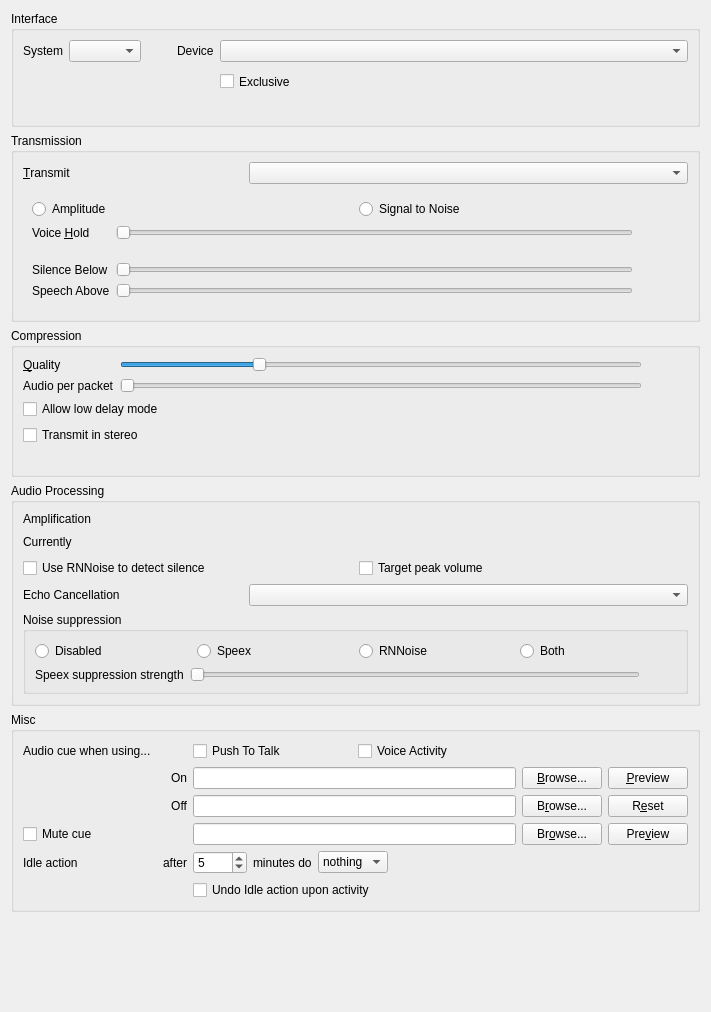
Qt form src/mumble/AudioInput.ui (d3adb5/mumble) before a commit.
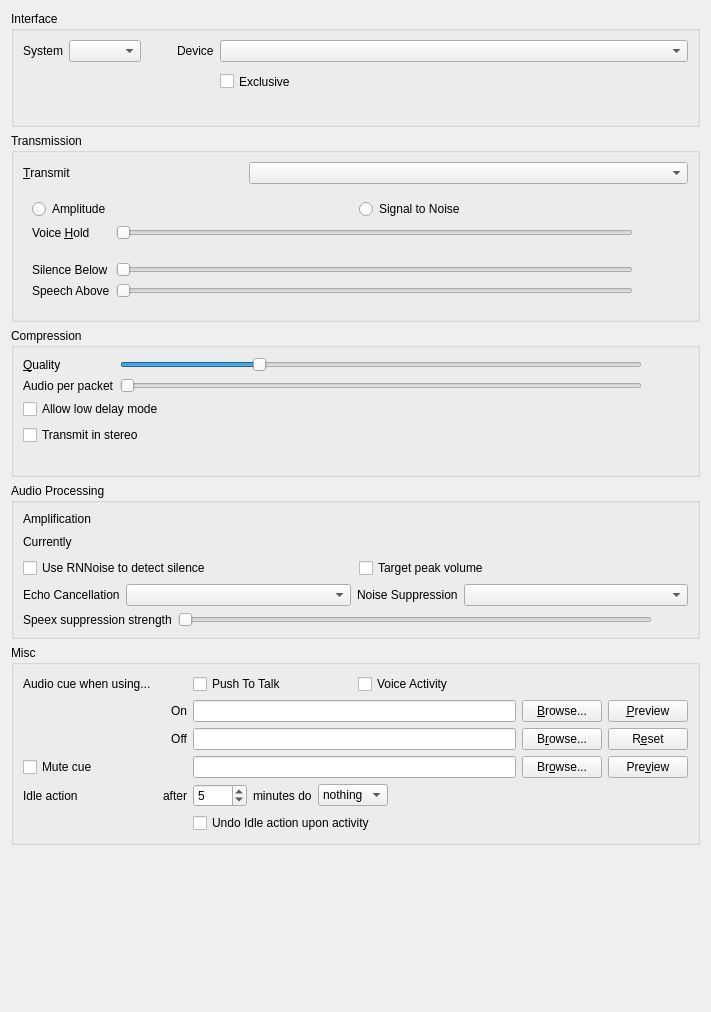
The same form after that commit. Custom widgets are drawn as their Qt base class.

Commit message:
feat: make noise suppression a dropdown next to echo cancellation
Replace the noise-suppression radio list (Disabled / Speex / RNNoise / Both)
with a dropdown, and lay it out side by side with the echo cancellation
dropdown so the two appear as two columns. RNNoise and Both are only offered
when RNNoise is built in. The Speex strength slider keeps its own row below
and is shown only while a Speex-based mode is selected.

```diff
--- a/src/mumble/AudioInput.ui
+++ b/src/mumble/AudioInput.ui
@@ -763,7 +763,9 @@
         </item>
        </layout>
       </item>
-      <item row="3" column="0">
+      <item row="3" column="0" colspan="3">
+       <layout class="QHBoxLayout" name="qhblEchoNoise">
+        <item>
        <widget class="QLabel" name="qliEcho">
         <property name="toolTip">
          <string/>
@@ -776,65 +778,54 @@
         </property>
        </widget>
       </item>
-      <item row="4" column="0" colspan="3">
-       <widget class="QGroupBox" name="groupBox">
-        <property name="accessibleName">
-         <string>Noise suppression</string>
-        </property>
-        <property name="title">
-         <string>Noise suppression</string>
-        </property>
-        <layout class="QVBoxLayout" name="verticalLayout">
          <item>
-          <layout class="QHBoxLayout" name="horizontalLayout_2">
-           <item>
-            <widget class="QRadioButton" name="qrbNoiseSupDeactivated">
-             <property name="toolTip">
-              <string>Don't use noise suppression.</string>
-             </property>
+         <widget class="MUComboBox" name="qcbEcho">
+          <property name="sizePolicy">
+           <sizepolicy hsizetype="Expanding" vsizetype="Fixed">
+            <horstretch>1</horstretch>
+            <verstretch>0</verstretch>
+           </sizepolicy>
+          </property>
+          <property name="whatsThis">
+           <string>Enabling this will cancel the echo from your speakers. Mixed has low CPU impact, but only works well if your speakers are equally loud and equidistant from the microphone. Multichannel echo cancellation provides much better echo cancellation, but at a higher CPU cost.</string>
+          </property>
              <property name="accessibleName">
-              <string/>
-             </property>
-             <property name="text">
-              <string>Disabled</string>
-             </property>
+           <string>Echo cancellation mode</string>
+          </property>
             </widget>
            </item>
            <item>
-            <widget class="QRadioButton" name="qrbNoiseSupSpeex">
-             <property name="toolTip">
-              <string>Use the noise suppression algorithm provided by Speex.</string>
-             </property>
+         <widget class="QLabel" name="qliNoiseSup">
              <property name="text">
-              <string notr="true">Speex</string>
-             </property>
-            </widget>
-           </item>
-           <item>
-            <widget class="QRadioButton" name="qrbNoiseSupRNNoise">
-             <property name="toolTip">
-              <string>Use the noise suppression algorithm provided by RNNoise.</string>
-             </property>
-             <property name="text">
-              <string notr="true">RNNoise</string>
-             </property>
+           <string>Noise Suppression</string>
+          </property>
+          <property name="buddy">
+           <cstring>qcbNoiseSup</cstring>
+          </property>
             </widget>
            </item>
            <item>
-            <widget class="QRadioButton" name="qrbNoiseSupBoth">
+         <widget class="MUComboBox" name="qcbNoiseSup">
+          <property name="sizePolicy">
+           <sizepolicy hsizetype="Expanding" vsizetype="Fixed">
+            <horstretch>1</horstretch>
+            <verstretch>0</verstretch>
+           </sizepolicy>
+          </property>
              <property name="toolTip">
-              <string>Use a combination of Speex and RNNoise to do noise suppression.</string>
-             </property>
-             <property name="text">
-              <string>Both</string>
+           <string>Algorithm used to suppress background noise</string>
+          </property>
+          <property name="whatsThis">
+           <string>&lt;b&gt;Noise suppression.&lt;/b&gt;&lt;br /&gt;Choose the algorithm used to attenuate stationary background noise: Speex, the RNNoise machine-learning denoiser, both together, or none.</string>
+          </property>
+          <property name="accessibleName">
+           <string>Noise suppression mode</string>
              </property>
             </widget>
            </item>
           </layout>
          </item>
-         <item>
-          <layout class="QHBoxLayout" name="horizontalLayout_3">
-           <item>
+      <item row="4" column="0">
             <widget class="QLabel" name="qlSpeexNoiseSup">
              <property name="toolTip">
               <string>This controls the amount by which Speex will suppress noise.</string>
@@ -847,7 +838,7 @@
              </property>
             </widget>
            </item>
-           <item>
+      <item row="4" column="1">
             <widget class="SemanticSlider" name="qsSpeexNoiseSupStrength">
              <property name="toolTip">
               <string>This controls the amount by which Speex will suppress noise.</string>
@@ -872,7 +863,7 @@
              </property>
             </widget>
            </item>
-           <item>
+      <item row="4" column="2">
             <widget class="QLabel" name="qlSpeexNoiseSupStrength">
              <property name="sizePolicy">
               <sizepolicy hsizetype="Fixed" vsizetype="Fixed">
@@ -895,24 +886,6 @@
             </widget>
            </item>
           </layout>
-         </item>
-        </layout>
-       </widget>
-      </item>
-      <item row="3" column="1" colspan="2">
-       <widget class="MUComboBox" name="qcbEcho">
-        <property name="toolTip">
-         <string/>
-        </property>
-        <property name="whatsThis">
-         <string>Enabling this will cancel the echo from your speakers. Mixed has low CPU impact, but only works well if your speakers are equally loud and equidistant from the microphone. Multichannel echo cancellation provides much better echo cancellation, but at a higher CPU cost.</string>
-        </property>
-        <property name="accessibleName">
-         <string>Echo cancellation mode</string>
-        </property>
-       </widget>
-      </item>
-     </layout>
     </widget>
    </item>
    <item>
```
Left out of the diff: 8 changed lines with no effect on the pictures. Lines whose indentation alone changed are shown as unchanged. The commit also changes 2 other files.
